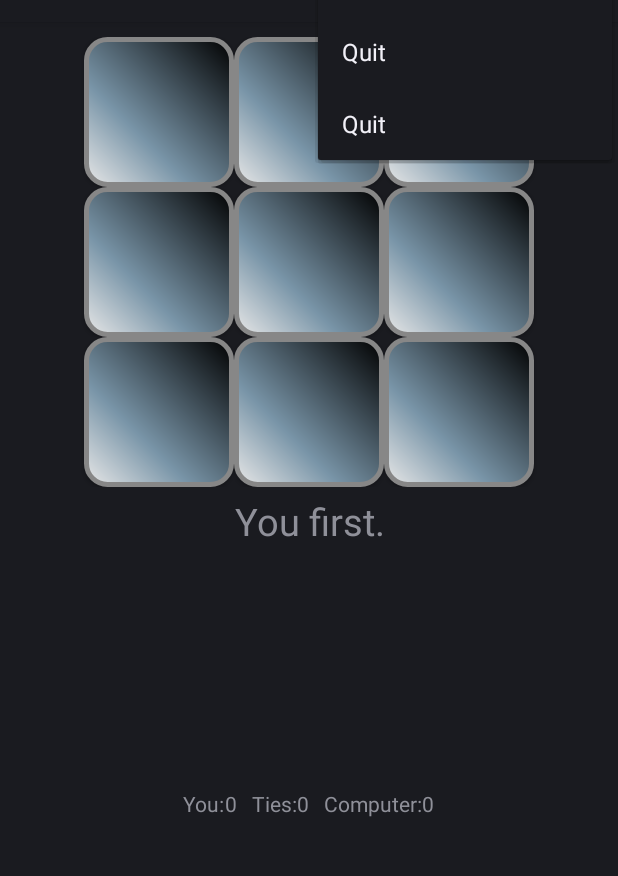
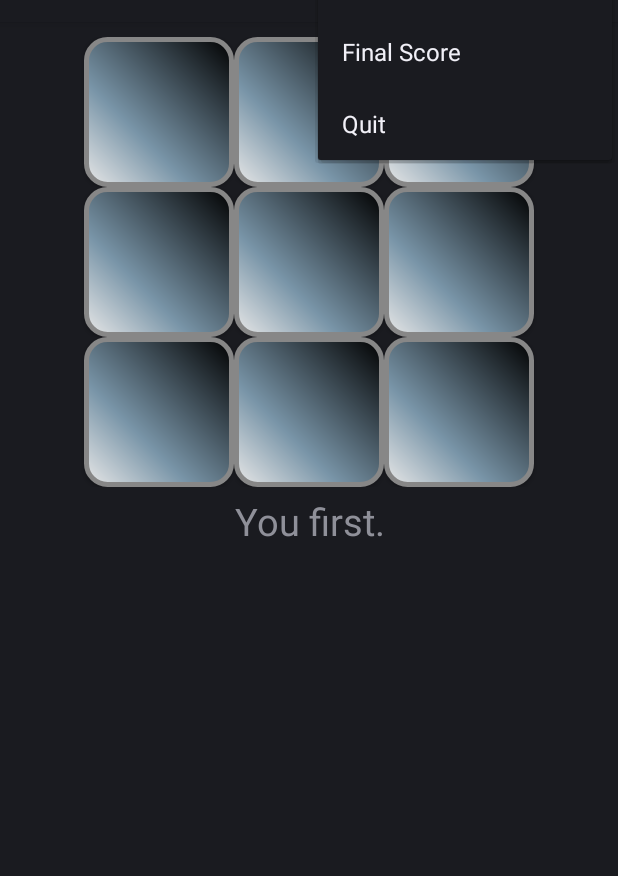
Before and after one commit to qianmai/CSCI3320-Advanced-Programming, an Android app: the screen it shows after launch (Project2_TicTacToeActivity), with the options menu open, on a phone screen of 412 x 824 dp, the part 62-938 px from its top. Run offline under Robolectric (Android 15) with nearby library versions, the phone set to English and light mode, and no system bars.

Commit message:
Enabled Final Score fuction

```diff
--- a/TicTacToe/app/src/main/java/csci3320/qianmai/tictactoe/Project2_TicTacToeActivity.java
+++ b/TicTacToe/app/src/main/java/csci3320/qianmai/tictactoe/Project2_TicTacToeActivity.java
@@ -9,6 +9,8 @@ import android.view.MenuItem;
 import android.view.View;
 import android.widget.Button;
 import android.widget.TextView;
+import android.widget.TableRow;
+import android.widget.TableLayout;
 
 //Create Project2_TicTacToeActivity under the Activity
 public class Project2_TicTacToeActivity extends Activity {
@@ -28,8 +30,13 @@ public class Project2_TicTacToeActivity extends Activity {
 
     private boolean isHumanFirst = true;
     private boolean isGameOver = false;
+    private boolean quitGame = false;
+
+    private TableRow finalScore;
+    private TableLayout palyArea;
 
     //Interface initialization
+    @Override
     public void onCreate(Bundle savedInstanceState) {
         super.onCreate(savedInstanceState);
         setContentView(R.layout.activity_main);
@@ -54,12 +61,16 @@ public class Project2_TicTacToeActivity extends Activity {
         tieGamesCountText.setText(Integer.toString(tieGamesCount));
         computerWinCountText.setText(Integer.toString(computerWinCount));
 
+        finalScore = (TableRow) findViewById(R.id.tableRow);
+        palyArea = (TableLayout) findViewById(R.id.playArea);
+
         mGame = new Project2_TicTacToeGame();
 
         startNewGame();
     }
 
     //Create menu options
+    @Override
     public boolean onCreateOptionsMenu(Menu menu)
     {
         MenuInflater inflater = getMenuInflater();
@@ -68,7 +79,17 @@ public class Project2_TicTacToeActivity extends Activity {
         return true;
     }
 
+    //Update menu options
+    @Override
+    public boolean onPrepareOptionsMenu (Menu menu){
+        if(quitGame) {
+            menu.getItem(0).setEnabled(false);
+        }
+        return true;
+    }
+
     //Define menu options details
+    @Override
     public boolean onOptionsItemSelected(MenuItem item)
     {
         switch(item.getItemId())
@@ -77,7 +98,7 @@ public class Project2_TicTacToeActivity extends Activity {
                 startNewGame();
                 break;
             case R.id.finalScore:
-                showFinalScore();
+                finalScore();
                 break;
             case R.id.exitGame:
                 Project2_TicTacToeActivity.this.finish();
@@ -95,6 +116,7 @@ public class Project2_TicTacToeActivity extends Activity {
         for (int i = 0; i < chessboard.length; i++)
         {
             chessboard[i].setText("");
+            chessboard[i].setBackgroundResource(R.drawable.buttonshape);
             chessboard[i].setEnabled(true);
             chessboard[i].setOnClickListener(new ButtonClickListener(i));
         }
@@ -116,10 +138,14 @@ public class Project2_TicTacToeActivity extends Activity {
     }
 
     //Show final score
-    private void showFinalScore()
+    private void finalScore()
     {
+        finalScore.setVisibility(View.VISIBLE);
+        palyArea.setVisibility(View.INVISIBLE);
+        gameInfo.setText(R.string.gameOver);
+        quitGame = true;
+    }
 
-    }
     //Button click handler
     private class ButtonClickListener implements View.OnClickListener
     {
--- a/TicTacToe/app/src/main/res/layout/activity_main.xml
+++ b/TicTacToe/app/src/main/res/layout/activity_main.xml
@@ -130,7 +130,8 @@
         android:layout_height="wrap_content"
         android:layout_marginTop="10dp"
         android:gravity="center_horizontal"
-        android:layout_gravity="center_horizontal">
+        android:layout_gravity="center_horizontal"
+        android:visibility="invisible">
 
         <TextView
             android:id="@+id/human"
--- a/TicTacToe/app/src/main/res/values/strings.xml
+++ b/TicTacToe/app/src/main/res/values/strings.xml
@@ -3,7 +3,8 @@
     <string name="app_name">Project2_TicTacToe</string>
     <string name="first_human">You first.</string>
     <string name="turn_human">Your turn.</string>
-    <string name="turn_computer">Computer\'s turn.</string>
+    <!--<string name="turn_computer">Computer\'s turn.</string>-->
+    <string name="turn_computer">Computer first</string>
     <string name="result_tie">Tie</string>
     <string name="result_human_wins">You Win!</string>
     <string name="result_android_wins">Computer Wins!</string>
@@ -20,6 +21,7 @@
     <string name="human">You: </string>
     <string name="ties">Ties: </string>
     <string name="android">Computer: </string>
+    <string name="gameOver">Game Over</string>
     <string name="contact_heading">Contact Info</string>
   <string name="contact_info">
   </string>
@@ -31,6 +33,6 @@
       vertically, or diagonally, that player wins the game.
   </string>
     <string name="newGame_label">New Game</string>
-    <string name="finalScore_label">Quit</string>
+    <string name="finalScore_label">Final Score</string>
     <string name="exitGame_label">Quit</string>
 </resources>
```
Also changed, not shown: TicTacToe/app/src/main/res/menu/game_menu.xml (line endings or trailing spaces).
